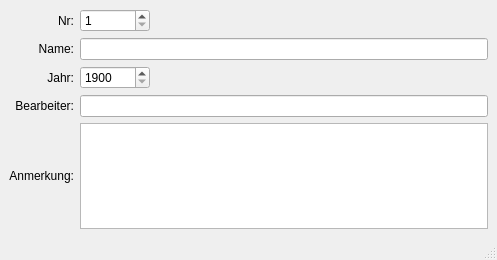
The window that core/scopes/komplex/komplex_dataform.ui (gidhoog/AlmGIS) describes before a commit, drawn with Qt 5.
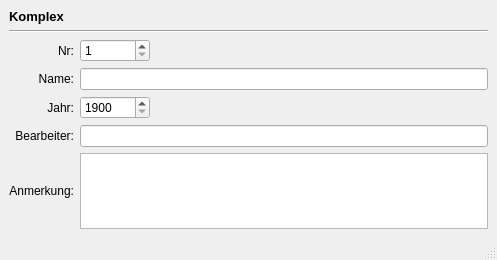
The same window after the commit.

Commit message: stelle die die Datenstuktur auf komplex-version-koppel um und passe die SQLAlchemy classen an (auch an 2.0)

Patch:
```diff
--- a/core/scopes/komplex/komplex_dataform.ui
+++ b/core/scopes/komplex/komplex_dataform.ui
@@ -17,10 +17,7 @@
    <layout class="QVBoxLayout" name="verticalLayout">
     <item>
      <layout class="QGridLayout" name="gridLayout">
-      <item row="4" column="1">
-       <widget class="QPlainTextEdit" name="uiAnmerkung"/>
-      </item>
-      <item row="1" column="0">
+      <item row="3" column="0">
        <widget class="QLabel" name="label_2">
         <property name="text">
          <string>Name:</string>
@@ -30,17 +27,23 @@
         </property>
        </widget>
       </item>
-      <item row="4" column="0">
-       <widget class="QLabel" name="label_5">
-        <property name="text">
-         <string>Anmerkung:</string>
+      <item row="4" column="1">
+       <widget class="QSpinBox" name="uiJahr">
+        <property name="maximumSize">
+         <size>
+          <width>70</width>
+          <height>16777215</height>
+         </size>
         </property>
-        <property name="alignment">
-         <set>Qt::AlignRight|Qt::AlignTrailing|Qt::AlignVCenter</set>
+        <property name="minimum">
+         <number>1900</number>
+        </property>
+        <property name="maximum">
+         <number>2100</number>
         </property>
        </widget>
       </item>
-      <item row="0" column="0">
+      <item row="2" column="0">
        <widget class="QLabel" name="label">
         <property name="text">
          <string>Nr:</string>
@@ -50,14 +53,31 @@
         </property>
        </widget>
       </item>
+      <item row="4" column="0">
+       <widget class="QLabel" name="label_3">
+        <property name="text">
+         <string>Jahr:</string>
+        </property>
+        <property name="alignment">
+         <set>Qt::AlignRight|Qt::AlignTrailing|Qt::AlignVCenter</set>
+        </property>
+       </widget>
+      </item>
       <item row="3" column="1">
+       <widget class="QLineEdit" name="uiName">
+        <property name="clearButtonEnabled">
+         <bool>true</bool>
+        </property>
+       </widget>
+      </item>
+      <item row="5" column="1">
        <widget class="QLineEdit" name="uiBearbeiter">
         <property name="clearButtonEnabled">
          <bool>true</bool>
         </property>
        </widget>
       </item>
-      <item row="0" column="1">
+      <item row="2" column="1">
        <widget class="QSpinBox" name="uiNr">
         <property name="maximumSize">
          <size>
@@ -73,17 +93,7 @@
         </property>
        </widget>
       </item>
-      <item row="2" column="0">
-       <widget class="QLabel" name="label_3">
-        <property name="text">
-         <string>Jahr:</string>
-        </property>
-        <property name="alignment">
-         <set>Qt::AlignRight|Qt::AlignTrailing|Qt::AlignVCenter</set>
-        </property>
-       </widget>
-      </item>
-      <item row="3" column="0">
+      <item row="5" column="0">
        <widget class="QLabel" name="label_6">
         <property name="text">
          <string>Bearbeiter:</string>
@@ -93,26 +103,37 @@
         </property>
        </widget>
       </item>
-      <item row="1" column="1">
-       <widget class="QLineEdit" name="uiName">
-        <property name="clearButtonEnabled">
-         <bool>true</bool>
+      <item row="6" column="0">
+       <widget class="QLabel" name="label_5">
+        <property name="text">
+         <string>Anmerkung:</string>
         </property>
+        <property name="alignment">
+         <set>Qt::AlignRight|Qt::AlignTrailing|Qt::AlignVCenter</set>
+        </property>
        </widget>
       </item>
-      <item row="2" column="1">
-       <widget class="QSpinBox" name="uiJahr">
-        <property name="maximumSize">
-         <size>
-          <width>70</width>
-          <height>16777215</height>
-         </size>
+      <item row="6" column="1">
+       <widget class="QPlainTextEdit" name="uiAnmerkung"/>
+      </item>
+      <item row="0" column="0" colspan="2">
+       <widget class="QLabel" name="label_4">
+        <property name="font">
+         <font>
+          <pointsize>10</pointsize>
+          <weight>75</weight>
+          <bold>true</bold>
+         </font>
         </property>
-        <property name="minimum">
-         <number>1900</number>
+        <property name="text">
+         <string>Komplex</string>
         </property>
-        <property name="maximum">
-         <number>2100</number>
+       </widget>
+      </item>
+      <item row="1" column="0" colspan="2">
+       <widget class="Line" name="line">
+        <property name="orientation">
+         <enum>Qt::Horizontal</enum>
         </property>
        </widget>
       </item>
```
The commit also changes 14 other files.
